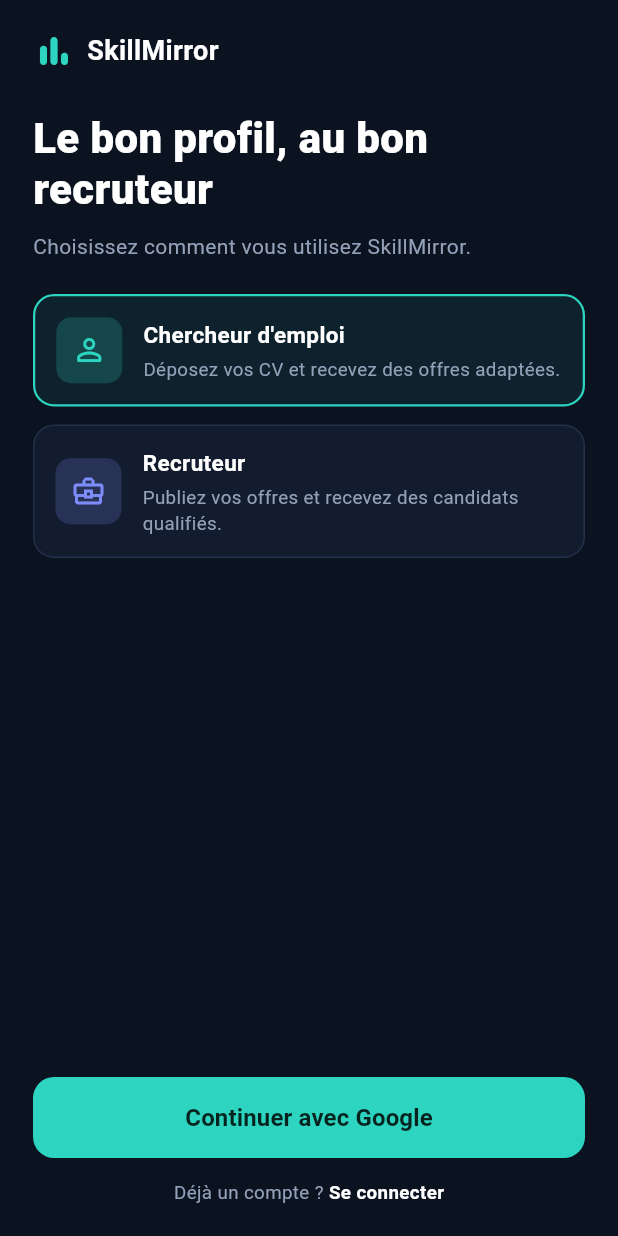
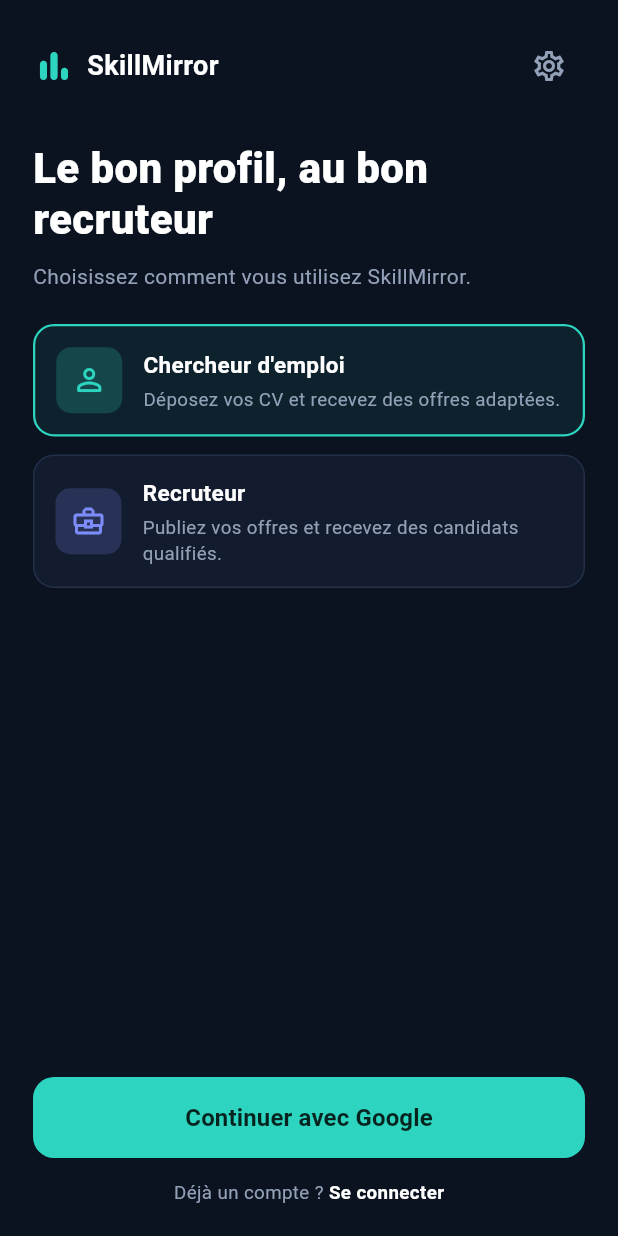
Before and after one commit to salmajaghoua23/skillmirror-mobile, a Flutter app: the screen it shows after launch, on a phone screen of 412 x 824 dp. Run offline on Flutter 3.47's test engine with Material 3 defaults, Android fonts, the phone set to English and light mode, and no system bars; our stand-ins replace file_picker, firebase_auth, firebase_core, google_sign_in, shared_preferences, supabase_flutter; accounts and stored records are empty.

Commit message:
Mise a jour de mode de notre app sit dark oubien light

```diff
--- /dev/null
+++ b/lib/core/app_theme.dart
@@ -0,0 +1,103 @@
+import 'package:flutter/material.dart';
+
+import 'app_colors.dart';
+
+/// Couleurs qui changent selon le mode clair / sombre.
+/// Les couleurs de marque (AppColors.primary, onPrimary, jobSeeker, recruiter)
+/// restent identiques dans les deux modes.
+@immutable
+class AppPalette extends ThemeExtension<AppPalette> {
+  const AppPalette({
+    required this.background,
+    required this.card,
+    required this.cardBorder,
+    required this.textPrimary,
+    required this.textSecondary,
+  });
+
+  final Color background;
+  final Color card;
+  final Color cardBorder;
+  final Color textPrimary;
+  final Color textSecondary;
+
+  static const dark = AppPalette(
+    background: Color(0xFF0B1220),
+    card: Color(0xFF131C2E),
+    cardBorder: Color(0xFF22304A),
+    textPrimary: Colors.white,
+    textSecondary: Color(0xFF93A1B8),
+  );
+
+  static const light = AppPalette(
+    background: Color(0xFFF5F7FB),
+    card: Colors.white,
+    cardBorder: Color(0xFFD9E0EC),
+    textPrimary: Color(0xFF0B1220),
+    textSecondary: Color(0xFF5B6B84),
+  );
+
+  @override
+  AppPalette copyWith({
+    Color? background,
+    Color? card,
+    Color? cardBorder,
+    Color? textPrimary,
+    Color? textSecondary,
+  }) =>
+      AppPalette(
+        background: background ?? this.background,
+        card: card ?? this.card,
+        cardBorder: cardBorder ?? this.cardBorder,
+        textPrimary: textPrimary ?? this.textPrimary,
+        textSecondary: textSecondary ?? this.textSecondary,
+      );
+
+  @override
+  AppPalette lerp(ThemeExtension<AppPalette>? other, double t) {
+    if (other is! AppPalette) return this;
+    return AppPalette(
+      background: Color.lerp(background, other.background, t)!,
+      card: Color.lerp(card, other.card, t)!,
+      cardBorder: Color.lerp(cardBorder, other.cardBorder, t)!,
+      textPrimary: Color.lerp(textPrimary, other.textPrimary, t)!,
+      textSecondary: Color.lerp(textSecondary, other.textSecondary, t)!,
+    );
+  }
+}
+
+extension AppPaletteContext on BuildContext {
+  /// Usage : context.palette.background, context.palette.textPrimary...
+  AppPalette get palette => Theme.of(this).extension<AppPalette>()!;
+}
+
+class AppTheme {
+  AppTheme._();
+
+  static ThemeData get dark => _build(Brightness.dark, AppPalette.dark);
+  static ThemeData get light => _build(Brightness.light, AppPalette.light);
+
+  static ThemeData _build(Brightness brightness, AppPalette p) {
+    final scheme = ColorScheme.fromSeed(
+      seedColor: AppColors.primary,
+      brightness: brightness,
+    ).copyWith(
+      primary: AppColors.primary,
+      onPrimary: AppColors.onPrimary,
+      surface: p.card,
+    );
+
+    return ThemeData(
+      useMaterial3: true,
+      colorScheme: scheme,
+      scaffoldBackgroundColor: p.background,
+      appBarTheme: AppBarTheme(
+        backgroundColor: p.background,
+        foregroundColor: p.textPrimary,
+        elevation: 0,
+        scrolledUnderElevation: 0,
+      ),
+      extensions: [p],
+    );
+  }
+}
--- /dev/null
+++ b/lib/core/theme_controller.dart
@@ -0,0 +1,41 @@
+import 'package:flutter/material.dart';
+import 'package:shared_preferences/shared_preferences.dart';
+
+/// Garde le mode choisi (clair / sombre / système) et le sauvegarde
+/// sur le téléphone pour le retrouver au prochain lancement.
+class ThemeController extends ChangeNotifier {
+  ThemeController._();
+  static final ThemeController instance = ThemeController._();
+
+  static const _key = 'theme_mode';
+
+  // Sombre par défaut : c'était l'apparence actuelle de l'application.
+  ThemeMode _mode = ThemeMode.dark;
+  ThemeMode get mode => _mode;
+
+  /// À appeler dans main() avant runApp.
+  Future<void> load() async {
+    try {
+      final prefs = await SharedPreferences.getInstance();
+      final saved = prefs.getString(_key);
+      _mode = ThemeMode.values.firstWhere(
+            (m) => m.name == saved,
+        orElse: () => ThemeMode.dark,
+      );
+    } catch (_) {
+      // Lecture impossible : on garde le mode par défaut.
+    }
+  }
+
+  Future<void> setMode(ThemeMode mode) async {
+    if (mode == _mode) return;
+    _mode = mode;
+    notifyListeners();
+    try {
+      final prefs = await SharedPreferences.getInstance();
+      await prefs.setString(_key, mode.name);
+    } catch (_) {
+      // Sauvegarde impossible : le choix reste valable pour cette session.
+    }
+  }
+}
--- a/lib/main.dart
+++ b/lib/main.dart
@@ -1,6 +1,8 @@
 import 'package:flutter/material.dart';
 import 'package:firebase_core/firebase_core.dart';
 import 'package:firebase_auth/firebase_auth.dart';
+import 'package:skill_mirror/core/app_theme.dart';
+import 'package:skill_mirror/core/theme_controller.dart';
 import 'package:skill_mirror/screens/auth_gate.dart';
 import 'package:supabase_flutter/supabase_flutter.dart';
 
@@ -8,6 +10,7 @@ import 'firebase_options.dart';
 
 void main() async {
   WidgetsFlutterBinding.ensureInitialized();
+  await ThemeController.instance.load(); // mode clair/sombre sauvegardé
 
   await Firebase.initializeApp(options: DefaultFirebaseOptions.currentPlatform);
   await Supabase.initialize(
@@ -33,15 +36,16 @@ class MyApp extends StatelessWidget {
 
   @override
   Widget build(BuildContext context) {
-    return MaterialApp(
-      title: 'SkillMirror',
-      debugShowCheckedModeBanner: false,
-      theme: ThemeData(
-        brightness: Brightness.dark,
-        useMaterial3: true,
-        scaffoldBackgroundColor: const Color(0xFF0B1220),
+    return ListenableBuilder(
+      listenable: ThemeController.instance,
+      builder: (context, _) => MaterialApp(
+        title: 'SkillMirror',
+        debugShowCheckedModeBanner: false,
+        theme: AppTheme.light,
+        darkTheme: AppTheme.dark,
+        themeMode: ThemeController.instance.mode,
+        home: const AuthGate(),
       ),
-      home: const AuthGate(),
     );
   }
 }
--- a/lib/screens/role_selection_screen.dart
+++ b/lib/screens/role_selection_screen.dart
@@ -1,7 +1,7 @@
 import 'package:firebase_auth/firebase_auth.dart';
 import 'package:flutter/material.dart';
 
-import '../core/app_colors.dart';
+import '../core/app_theme.dart';
 import '../models/user_role.dart';
 import '../services/auth_service.dart';
 import '../services/profile_service.dart';
@@ -9,6 +9,7 @@ import '../widgets/primary_button.dart';
 import '../widgets/role_card.dart';
 import '../widgets/skillmirror_logo.dart';
 import 'auth_gate.dart';
+import 'settings_screen.dart';
 
 class RoleSelectionScreen extends StatefulWidget {
   const RoleSelectionScreen({super.key});
@@ -27,8 +28,7 @@ class _RoleSelectionScreenState extends State<RoleSelectionScreen> {
 
   void _showError(String message) {
     if (!mounted) return;
-    ScaffoldMessenger.of(context)
-        .showSnackBar(SnackBar(content: Text(message)));
+    ScaffoldMessenger.of(context).showSnackBar(SnackBar(content: Text(message)));
   }
 
   /// Inscription : Google + création du compte avec le rôle choisi.
@@ -42,7 +42,7 @@ class _RoleSelectionScreenState extends State<RoleSelectionScreen> {
         if (!mounted) return;
         Navigator.of(context).pushAndRemoveUntil(
           MaterialPageRoute(builder: (_) => const AuthGate()),
-          (_) => false,
+              (_) => false,
         );
         return;
       }
@@ -80,34 +80,47 @@ class _RoleSelectionScreenState extends State<RoleSelectionScreen> {
   @override
   Widget build(BuildContext context) {
     return Scaffold(
-      backgroundColor: AppColors.background,
+      backgroundColor: context.palette.background,
       body: SafeArea(
         child: Padding(
           padding: const EdgeInsets.symmetric(horizontal: 22, vertical: 20),
           child: Column(
             crossAxisAlignment: CrossAxisAlignment.start,
             children: [
-              const SkillMirrorLogo(),
+              Row(
+                children: [
+                  const SkillMirrorLogo(),
+                  const Spacer(),
+                  IconButton(
+                    tooltip: 'Apparence',
+                    icon: Icon(Icons.settings_outlined,
+                        color: context.palette.textSecondary),
+                    onPressed: () => Navigator.of(context).push(
+                      MaterialPageRoute(builder: (_) => const SettingsScreen()),
+                    ),
+                  ),
+                ],
+              ),
               const SizedBox(height: 28),
               Expanded(
                 child: SingleChildScrollView(
                   child: Column(
                     crossAxisAlignment: CrossAxisAlignment.start,
                     children: [
-                      const Text(
+                      Text(
                         'Le bon profil, au bon\nrecruteur',
                         style: TextStyle(
-                          color: AppColors.textPrimary,
+                          color: context.palette.textPrimary,
                           fontSize: 28,
                           fontWeight: FontWeight.w800,
                           height: 1.2,
                         ),
                       ),
                       const SizedBox(height: 10),
-                      const Text(
+                      Text(
                         'Choisissez comment vous utilisez SkillMirror.',
                         style: TextStyle(
-                          color: AppColors.textSecondary,
+                          color: context.palette.textSecondary,
                           fontSize: 14,
                         ),
                       ),
@@ -129,26 +142,23 @@ class _RoleSelectionScreenState extends State<RoleSelectionScreen> {
                   padding: EdgeInsets.only(bottom: 12),
                   child: LinearProgressIndicator(),
                 ),
-              PrimaryButton(
-                label: 'Continuer avec Google',
-                onPressed: _onContinue,
-              ),
+              PrimaryButton(label: 'Continuer avec Google', onPressed: _onContinue),
               const SizedBox(height: 14),
               Center(
                 child: GestureDetector(
                   onTap: _onLogin,
-                  child: const Text.rich(
+                  child: Text.rich(
                     TextSpan(
                       text: 'Déjà un compte ? ',
                       style: TextStyle(
-                        color: AppColors.textSecondary,
+                        color: context.palette.textSecondary,
                         fontSize: 12.5,
                       ),
                       children: [
                         TextSpan(
                           text: 'Se connecter',
                           style: TextStyle(
-                            color: AppColors.textPrimary,
+                            color: context.palette.textPrimary,
                             fontWeight: FontWeight.w700,
                           ),
                         ),
--- a/lib/widgets/role_card.dart
+++ b/lib/widgets/role_card.dart
@@ -1,6 +1,7 @@
 import 'package:flutter/material.dart';
 
 import '../core/app_colors.dart';
+import '../core/app_theme.dart';
 import '../models/user_role.dart';
 
 class RoleCard extends StatelessWidget {
@@ -17,18 +18,17 @@ class RoleCard extends StatelessWidget {
 
   @override
   Widget build(BuildContext context) {
+    final p = context.palette;
     return GestureDetector(
       onTap: onTap,
       child: AnimatedContainer(
         duration: const Duration(milliseconds: 200),
         padding: const EdgeInsets.all(14),
         decoration: BoxDecoration(
-          color: selected
-              ? AppColors.primary.withValues(alpha: 0.08)
-              : AppColors.card,
+          color: selected ? AppColors.primary.withValues(alpha: 0.08) : p.card,
           borderRadius: BorderRadius.circular(14),
           border: Border.all(
-            color: selected ? AppColors.primary : AppColors.cardBorder,
+            color: selected ? AppColors.primary : p.cardBorder,
             width: selected ? 1.5 : 1,
           ),
         ),
@@ -50,8 +50,8 @@ class RoleCard extends StatelessWidget {
                 children: [
                   Text(
                     role.title,
-                    style: const TextStyle(
-                      color: AppColors.textPrimary,
+                    style: TextStyle(
+                      color: p.textPrimary,
                       fontSize: 15,
                       fontWeight: FontWeight.w700,
                     ),
@@ -59,8 +59,8 @@ class RoleCard extends StatelessWidget {
                   const SizedBox(height: 4),
                   Text(
                     role.description,
-                    style: const TextStyle(
-                      color: AppColors.textSecondary,
+                    style: TextStyle(
+                      color: p.textSecondary,
                       fontSize: 12.5,
                       height: 1.35,
                     ),
--- a/lib/widgets/skillmirror_logo.dart
+++ b/lib/widgets/skillmirror_logo.dart
@@ -1,21 +1,22 @@
 import 'package:flutter/material.dart';
 
 import '../core/app_colors.dart';
+import '../core/app_theme.dart';
 
 class SkillMirrorLogo extends StatelessWidget {
   const SkillMirrorLogo({super.key});
 
   @override
   Widget build(BuildContext context) {
-    return const Row(
+    return Row(
       mainAxisSize: MainAxisSize.min,
       children: [
-        Icon(Icons.bar_chart_rounded, color: AppColors.primary, size: 28),
-        SizedBox(width: 8),
+        const Icon(Icons.bar_chart_rounded, color: AppColors.primary, size: 28),
+        const SizedBox(width: 8),
         Text(
           'SkillMirror',
           style: TextStyle(
-            color: AppColors.textPrimary,
+            color: context.palette.textPrimary,
             fontSize: 18,
             fontWeight: FontWeight.w700,
           ),
--- a/pubspec.yaml
+++ b/pubspec.yaml
@@ -39,8 +39,9 @@ dependencies:
   supabase_flutter: ^2.18.3
   google_sign_in: 6.2.1
   dio: ^5.4.0
-  file_picker: ^8.1.0
+  file_picker: ^10.3.0
   http: ^1.6.0
+  shared_preferences: ^2.5.6
 
 dev_dependencies:
   flutter_test:
```
Also changed, not shown: lib/screens/home/candidate_home_screen.dart (+7 -10 lines), lib/screens/home/recruiter_home_screen.dart (+14 -11 lines), lib/screens/settings_screen.dart (added, +63 -0 lines), pubspec.lock, 4 other files.
